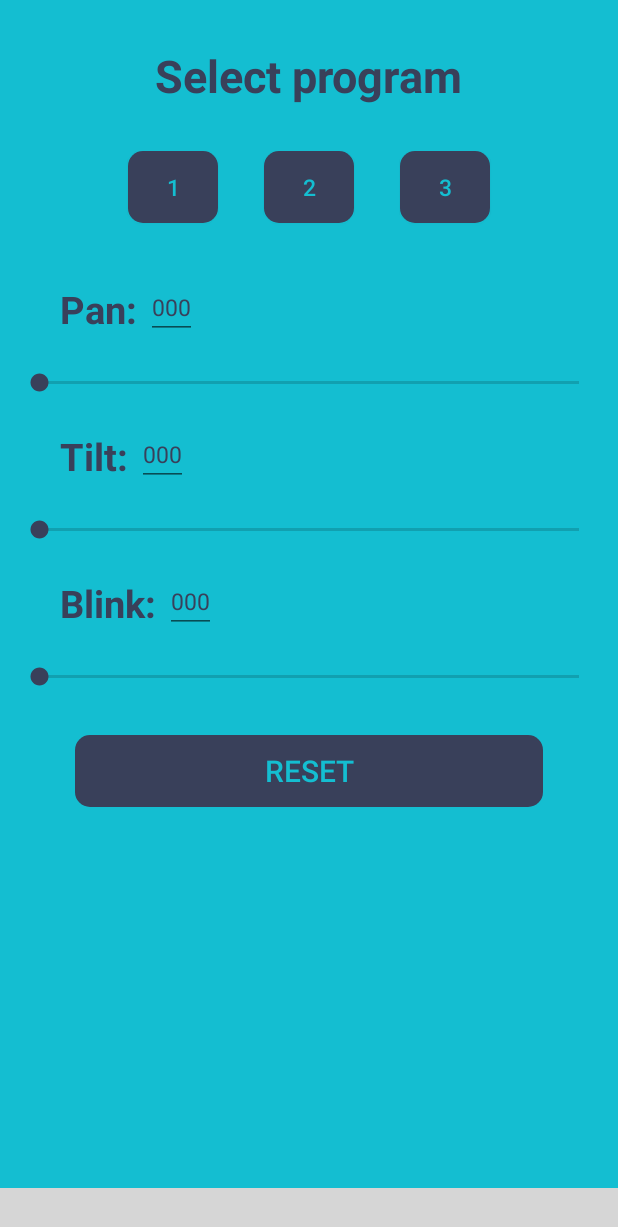
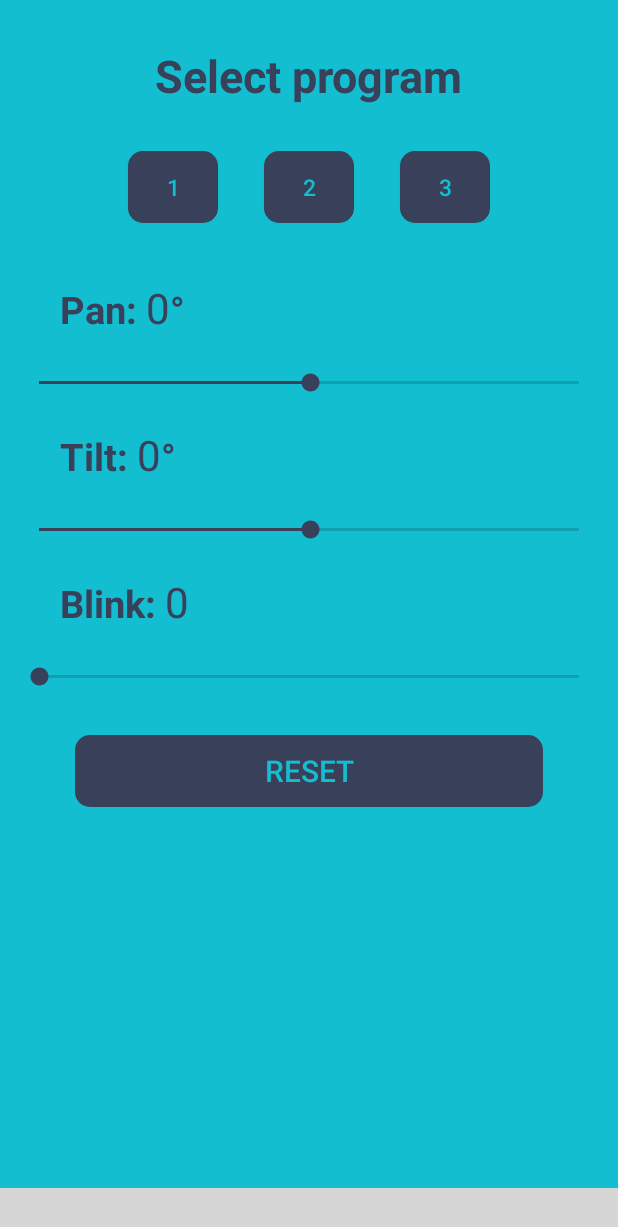
Before and after one commit to markwiliz30/NewBirdsLight, an Android app: the TestFragment screen opened through its navigation route, on a phone screen of 412 x 824 dp. Shown: the top 1227 px of the screen. Run offline under Robolectric (Android 15) with nearby library versions, the phone set to English and light mode, and no system bars; libraries missing offline, so code that uses them is left out: com.etebarian.meowbottomnavigation, dmax.dialog; plain views replace MeowBottomNavigation; network calls fail; 9 statements that could not run were skipped; grey boxes are pictures that could not be loaded.

Commit message:
02-14-2020 test fragment change degree and step fragment

```diff
--- a/NewBirdsLight/app/src/main/res/layout/fragment_program_list.xml
+++ b/NewBirdsLight/app/src/main/res/layout/fragment_program_list.xml
@@ -21,7 +21,7 @@
                 android:id="@+id/pgm_title"
                 android:layout_width="wrap_content"
                 android:layout_height="wrap_content"
-                android:text="ProgramList - "
+                android:text="Program - "
                 android:textSize="25sp"
                 android:layout_weight="1"
                 android:textAlignment="textEnd"
--- a/NewBirdsLight/app/src/main/res/layout/fragment_test.xml
+++ b/NewBirdsLight/app/src/main/res/layout/fragment_test.xml
@@ -79,22 +79,29 @@
                     android:layout_width="wrap_content"
                     android:layout_height="wrap_content"
                     android:text="Pan: "
-                    android:textSize="25dp"
+                    android:textSize="25sp"
                     android:textColor="#39405A"
                     android:textStyle="bold"
                     android:layout_marginStart="30dp"
                     android:layout_gravity="center"
                     />
 
-                <EditText
-                    android:id="@+id/update_pan"
+                <TextView
+                    android:id="@+id/update_test_pan"
                     android:layout_width="wrap_content"
                     android:layout_height="wrap_content"
-                    android:maxLength="255"
-                    android:text="000"
-                    android:textSize="15dp"
-                    android:inputType="number"
+                    android:text="0"
+                    android:textSize="28sp"
                     android:textColor="#39405A"
+                    />
+                <TextView
+                    android:layout_width="wrap_content"
+                    android:layout_height="wrap_content"
+                    android:text="°"
+                    android:textSize="25sp"
+                    android:textColor="#39405A"
+                    android:textStyle="bold"
+                    android:layout_gravity="center"
                     />
 
 
@@ -108,6 +115,7 @@
                 android:layout_height="wrap_content"
                 android:layout_marginHorizontal="10dp"
                 android:layout_marginTop="10dp"
+                android:progress="128"
                 android:max="255"/>
 
 
@@ -122,22 +130,29 @@
                     android:layout_width="wrap_content"
                     android:layout_height="wrap_content"
                     android:text="Tilt: "
-                    android:textSize="25dp"
+                    android:textSize="25sp"
                     android:textColor="#39405A"
                     android:textStyle="bold"
                     android:layout_marginStart="30dp"
                     android:layout_gravity="center"
                     />
 
-                <EditText
-                    android:id="@+id/update_tilt"
+                <TextView
+                    android:id="@+id/update_test_tilt"
                     android:layout_width="wrap_content"
                     android:layout_height="wrap_content"
-                    android:maxLength="255"
-                    android:text="000"
-                    android:textSize="15dp"
-                    android:inputType="number"
+                    android:text="0"
+                    android:textSize="28dp"
                     android:textColor="#39405A"
+                    />
+                <TextView
+                    android:layout_width="wrap_content"
+                    android:layout_height="wrap_content"
+                    android:text="°"
+                    android:textSize="25sp"
+                    android:textColor="#39405A"
+                    android:textStyle="bold"
+                    android:layout_gravity="center"
                     />
 
 
@@ -150,6 +165,7 @@
                 android:layout_height="wrap_content"
                 android:layout_marginHorizontal="10dp"
                 android:layout_marginTop="10dp"
+                android:progress="128"
                 android:max="255"/>
 
 
@@ -172,14 +188,13 @@
                     android:layout_gravity="center"
                     />
 
-                <EditText
-                    android:id="@+id/update_blink"
+                <TextView
+                    android:id="@+id/update_test_blink"
                     android:layout_width="wrap_content"
                     android:layout_height="wrap_content"
                     android:maxLength="255"
-                    android:text="000"
-                    android:textSize="15dp"
-                    android:inputType="number"
+                    android:text="0"
+                    android:textSize="28sp"
                     android:textColor="#39405A"
                     />
 
```
Also changed, not shown: NewBirdsLight/app/src/main/AndroidManifest.xml (+7 -3 lines), NewBirdsLight/app/src/main/java/com/example/blapp/SetStepFragment.kt (+81 -30 lines), NewBirdsLight/app/src/main/java/com/example/blapp/SplashActivity.kt (added, +24 -0 lines), NewBirdsLight/app/src/main/java/com/example/blapp/TestFragment.kt (+70 -27 lines), NewBirdsLight/app/src/main/res/layout/activity_splash.xml (added, +27 -0 lines), NewBirdsLight/app/src/main/res/layout/fragment_set_step.xml (+30 -18 lines).
